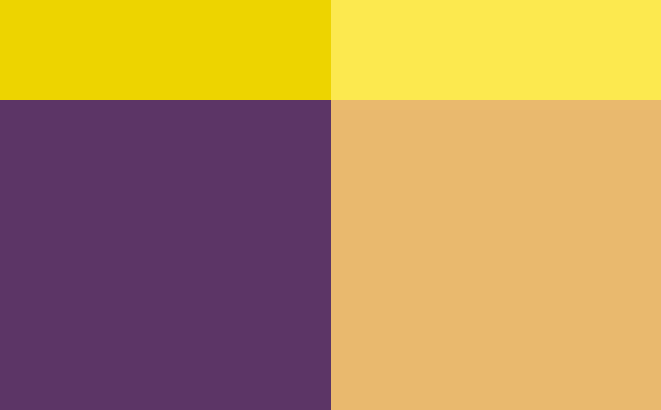
First picture: the form in Software/development/Form/home.ui, repository Debaq/Fullaxis, before the edit.
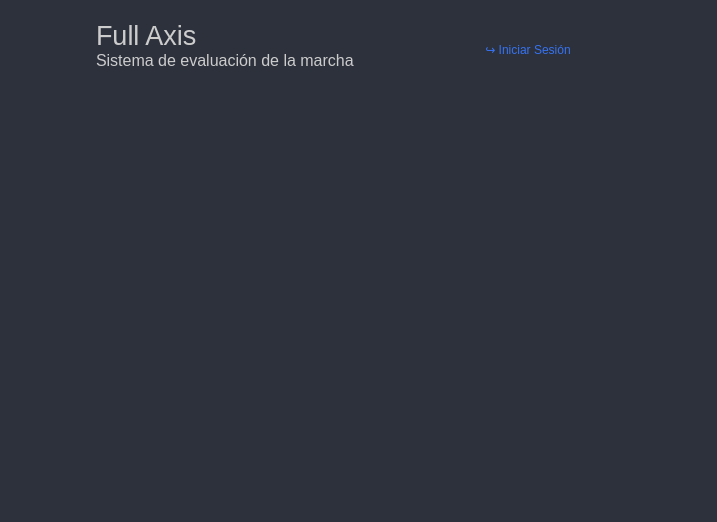
Second picture: the form after the edit. Icons and pictures are not drawn.

```diff
--- a/Software/development/Form/home.ui
+++ b/Software/development/Form/home.ui
@@ -6,37 +6,46 @@
    <rect>
     <x>0</x>
     <y>0</y>
-    <width>661</width>
-    <height>410</height>
+    <width>717</width>
+    <height>522</height>
    </rect>
   </property>
   <property name="windowTitle">
    <string>Form</string>
   </property>
-  <layout class="QVBoxLayout" name="layoutHomeWidget" stretch="0,0">
+  <property name="styleSheet">
+   <string notr="true">background-color: rgb(44, 49, 60);</string>
+  </property>
+  <layout class="QVBoxLayout" name="verticalLayout">
    <property name="spacing">
     <number>0</number>
    </property>
    <property name="leftMargin">
-    <number>0</number>
+    <number>20</number>
    </property>
    <property name="topMargin">
-    <number>0</number>
+    <number>20</number>
    </property>
    <property name="rightMargin">
-    <number>0</number>
+    <number>20</number>
    </property>
    <property name="bottomMargin">
-    <number>0</number>
+    <number>20</number>
    </property>
    <item>
-    <widget class="QFrame" name="HW_Header">
+    <widget class="QFrame" name="Head_Home">
      <property name="maximumSize">
       <size>
        <width>16777215</width>
        <height>100</height>
       </size>
      </property>
+     <property name="frameShape">
+      <enum>QFrame::NoFrame</enum>
+     </property>
+     <property name="frameShadow">
+      <enum>QFrame::Raised</enum>
+     </property>
      <layout class="QHBoxLayout" name="horizontalLayout_2">
       <property name="spacing">
        <number>0</number>
@@ -54,11 +63,14 @@
        <number>0</number>
       </property>
       <item>
-       <widget class="QFrame" name="HW_HeaderLeft">
-        <property name="styleSheet">
-         <string notr="true">background-color: rgb(237, 212, 0);</string>
+       <widget class="QFrame" name="Frame_homeHeader">
+        <property name="frameShape">
+         <enum>QFrame::NoFrame</enum>
         </property>
-        <layout class="QHBoxLayout" name="layoutHW_HeaderLeft">
+        <property name="frameShadow">
+         <enum>QFrame::Raised</enum>
+        </property>
+        <layout class="QHBoxLayout" name="horizontalLayout_3">
          <property name="spacing">
           <number>0</number>
          </property>
@@ -74,15 +86,15 @@
          <property name="bottomMargin">
           <number>0</number>
          </property>
-        </layout>
-       </widget>
-      </item>
       <item>
-       <widget class="QFrame" name="HW_HeaderRigth">
-        <property name="styleSheet">
-         <string notr="true">background-color: rgb(252, 233, 79);</string>
-        </property>
-        <layout class="QHBoxLayout" name="layoutHW_HeaderRigth">
+          <widget class="QFrame" name="FramelblTitle1">
+           <property name="frameShape">
+            <enum>QFrame::NoFrame</enum>
+           </property>
+           <property name="frameShadow">
+            <enum>QFrame::Raised</enum>
+           </property>
+           <layout class="QVBoxLayout" name="verticalLayout_3">
          <property name="spacing">
           <number>0</number>
          </property>
@@ -98,15 +110,46 @@
          <property name="bottomMargin">
           <number>0</number>
          </property>
-        </layout>
+            <item>
+             <widget class="QLabel" name="lbl_logogrey">
+              <property name="minimumSize">
+               <size>
+                <width>60</width>
+                <height>60</height>
+               </size>
+              </property>
+              <property name="maximumSize">
+               <size>
+                <width>60</width>
+                <height>60</height>
+               </size>
+              </property>
+              <property name="text">
+               <string/>
+              </property>
+              <property name="pixmap">
+               <pixmap resource="../resource/resource.qrc">:/icons svg/icons/png/logo_gray.png</pixmap>
+              </property>
+              <property name="scaledContents">
+               <bool>true</bool>
+              </property>
+              <property name="alignment">
+               <set>Qt::AlignCenter</set>
+              </property>
        </widget>
       </item>
      </layout>
     </widget>
    </item>
    <item>
-    <widget class="QFrame" name="HW_Body">
-     <layout class="QHBoxLayout" name="horizontalLayout" stretch="0,0">
+          <widget class="QFrame" name="FramelblTitle2">
+           <property name="frameShape">
+            <enum>QFrame::NoFrame</enum>
+           </property>
+           <property name="frameShadow">
+            <enum>QFrame::Raised</enum>
+           </property>
+           <layout class="QVBoxLayout" name="verticalLayout_2">
       <property name="spacing">
        <number>0</number>
       </property>
@@ -123,35 +166,95 @@
        <number>0</number>
       </property>
       <item>
-       <widget class="QFrame" name="HW_BodyLeft">
+             <widget class="QLabel" name="lbl_FullAxis">
+              <property name="font">
+               <font>
+                <pointsize>20</pointsize>
+               </font>
+              </property>
         <property name="styleSheet">
-         <string notr="true">background-color: rgb(92, 53, 102);</string>
-        </property>
-        <layout class="QVBoxLayout" name="layoutHW_BodyLeft">
-         <property name="spacing">
-          <number>0</number>
-         </property>
-         <property name="leftMargin">
-          <number>0</number>
-         </property>
-         <property name="topMargin">
-          <number>0</number>
-         </property>
-         <property name="rightMargin">
-          <number>0</number>
-         </property>
-         <property name="bottomMargin">
-          <number>0</number>
-         </property>
+               <string notr="true">background: transparent;
+color:rgb(204,204,204);</string>
+              </property>
+              <property name="text">
+               <string>Full Axis</string>
+              </property>
+              <property name="alignment">
+               <set>Qt::AlignBottom|Qt::AlignLeading|Qt::AlignLeft</set>
+              </property>
+             </widget>
+            </item>
+            <item>
+             <widget class="QLabel" name="lbl_description">
+              <property name="font">
+               <font>
+                <pointsize>12</pointsize>
+               </font>
+              </property>
+              <property name="styleSheet">
+               <string notr="true">background: transparent;
+color:rgb(204,204,204);</string>
+              </property>
+              <property name="text">
+               <string>Sistema de evaluación de la marcha </string>
+              </property>
+              <property name="alignment">
+               <set>Qt::AlignLeading|Qt::AlignLeft|Qt::AlignTop</set>
+              </property>
+             </widget>
+            </item>
         </layout>
        </widget>
       </item>
+        </layout>
+       </widget>
+      </item>
       <item>
-       <widget class="QFrame" name="HW_BodyRigth">
+       <widget class="QFrame" name="FrameLogin">
+        <property name="frameShape">
+         <enum>QFrame::NoFrame</enum>
+        </property>
+        <property name="frameShadow">
+         <enum>QFrame::Raised</enum>
+        </property>
+        <layout class="QHBoxLayout" name="horizontalLayout_4">
+         <item>
+          <widget class="QPushButton" name="btn_Login">
         <property name="styleSheet">
-         <string notr="true">background-color: rgb(233, 185, 110);</string>
-        </property>
-        <layout class="QVBoxLayout" name="layoutHW_BodyRigth">
+            <string notr="true">QPushButton {
+	Text-align:center;
+	background: transparent;
+	color:rgb(54,114,240);
+	border: none;
+}
+QPushButton:hover {
+	color:rgb(54,156,240);
+}
+QPushButton:pressed {	
+	color:rgb(35,187,255);
+
+}</string>
+           </property>
+           <property name="text">
+            <string>↪ Iniciar Sesión</string>
+           </property>
+          </widget>
+         </item>
+        </layout>
+       </widget>
+      </item>
+     </layout>
+    </widget>
+   </item>
+   <item>
+    <widget class="QFrame" name="Frame_centerHome">
+     <property name="frameShape">
+      <enum>QFrame::NoFrame</enum>
+     </property>
+     <property name="frameShadow">
+      <enum>QFrame::Raised</enum>
+     </property>
+     <layout class="QHBoxLayout" name="horizontalLayout">
          <property name="spacing">
           <number>0</number>
          </property>
@@ -167,7 +270,10 @@
          <property name="bottomMargin">
           <number>0</number>
          </property>
-        </layout>
+      <item>
+       <widget class="QStackedWidget" name="Stacked_centerHome">
+        <widget class="QWidget" name="page_info"/>
+        <widget class="QWidget" name="page_login"/>
        </widget>
       </item>
      </layout>
```
Left out of the diff: 4 changed lines with no effect on the pictures. Lines whose indentation alone changed are shown as unchanged.
